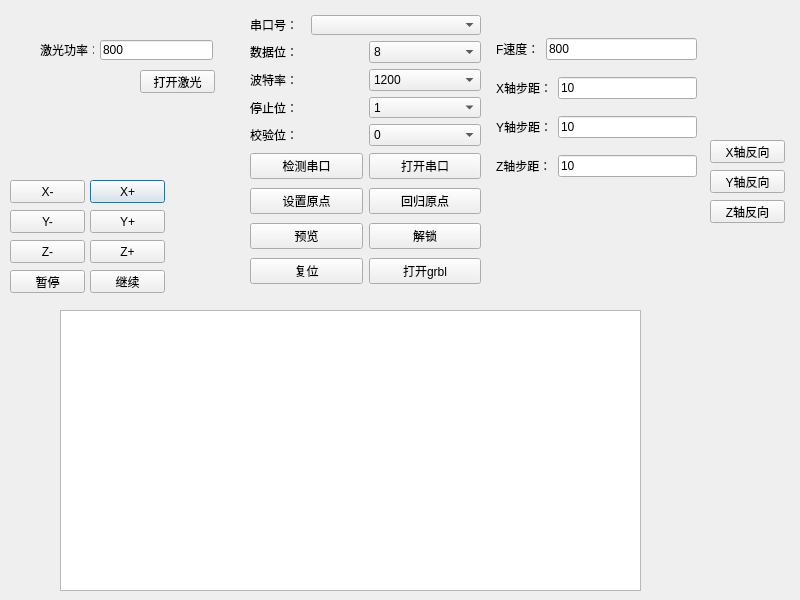
The window that LaserControl/mainwindow.ui (xiaoPengfile/LaserEngraveTest) describes before a commit, drawn with Qt 5.
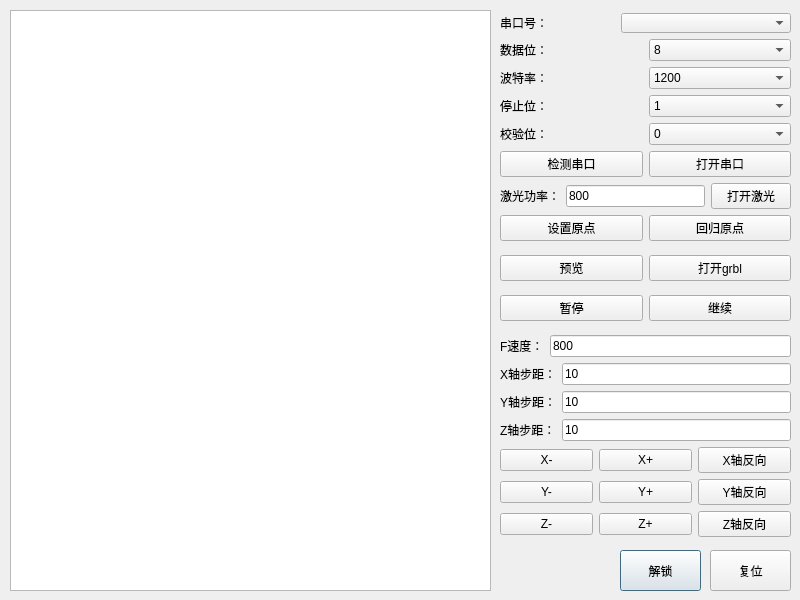
The same window after the commit.

Commit message: 第三次提交: 内容优化界面，准备grbl设置的更改

```diff
--- a/LaserControl/mainwindow.ui
+++ b/LaserControl/mainwindow.ui
@@ -13,41 +13,55 @@
   <property name="windowTitle">
    <string>MainWindow</string>
   </property>
-  <widget class="QPushButton" name="xRightMoveBtn">
-   <property name="geometry">
-    <rect>
-     <x>90</x>
-     <y>180</y>
-     <width>75</width>
-     <height>23</height>
-    </rect>
-   </property>
-   <property name="text">
-    <string>X+</string>
-   </property>
-  </widget>
-  <widget class="QPushButton" name="xLeftMoveBtn">
+  <widget class="QTextEdit" name="viewTextEdit">
    <property name="geometry">
     <rect>
      <x>10</x>
-     <y>180</y>
-     <width>75</width>
-     <height>23</height>
+     <y>10</y>
+     <width>481</width>
+     <height>581</height>
     </rect>
    </property>
+  </widget>
+  <widget class="QPushButton" name="unlockBtn">
+   <property name="geometry">
+    <rect>
+     <x>620</x>
+     <y>550</y>
+     <width>81</width>
+     <height>41</height>
+    </rect>
+   </property>
    <property name="text">
-    <string>X-</string>
+    <string>解锁</string>
    </property>
   </widget>
-  <widget class="QWidget" name="layoutWidget">
+  <widget class="QPushButton" name="restorationBtn">
    <property name="geometry">
     <rect>
-     <x>250</x>
-     <y>15</y>
-     <width>231</width>
-     <height>131</height>
+     <x>710</x>
+     <y>550</y>
+     <width>81</width>
+     <height>41</height>
     </rect>
    </property>
+   <property name="text">
+    <string>复位</string>
+   </property>
+  </widget>
+  <widget class="QWidget" name="">
+   <property name="geometry">
+    <rect>
+     <x>500</x>
+     <y>5</y>
+     <width>291</width>
+     <height>541</height>
+    </rect>
+   </property>
+   <layout class="QVBoxLayout" name="verticalLayout_6">
+    <item>
+     <layout class="QVBoxLayout" name="verticalLayout_5">
+      <item>
    <layout class="QVBoxLayout" name="verticalLayout">
     <item>
      <layout class="QHBoxLayout" name="horizontalLayout_3">
@@ -187,75 +201,110 @@
       </item>
      </layout>
     </item>
-   </layout>
-  </widget>
-  <widget class="QTextEdit" name="viewTextEdit">
-   <property name="geometry">
-    <rect>
-     <x>60</x>
-     <y>310</y>
-     <width>581</width>
-     <height>281</height>
-    </rect>
-   </property>
-  </widget>
-  <widget class="QPushButton" name="zReverseBtn">
-   <property name="geometry">
-    <rect>
-     <x>710</x>
-     <y>200</y>
-     <width>75</width>
-     <height>23</height>
-    </rect>
-   </property>
+        <item>
+         <layout class="QHBoxLayout" name="horizontalLayout_13">
+          <item>
+           <widget class="QPushButton" name="searchSerialBtn">
+            <property name="text">
+             <string>检测串口</string>
+            </property>
+           </widget>
+          </item>
+          <item>
+           <widget class="QPushButton" name="openSerialBtn">
+            <property name="text">
+             <string>打开串口</string>
+            </property>
+           </widget>
+          </item>
+         </layout>
+        </item>
+       </layout>
+      </item>
+      <item>
+       <layout class="QHBoxLayout" name="horizontalLayout_14">
+        <item>
+         <widget class="QLabel" name="label_10">
+          <property name="text">
+           <string>激光功率：</string>
+          </property>
+         </widget>
+        </item>
+        <item>
+         <widget class="QLineEdit" name="openLaserLineEdit">
    <property name="text">
-    <string>Z轴反向</string>
-   </property>
-   <property name="checkable">
-    <bool>true</bool>
-   </property>
-  </widget>
-  <widget class="QPushButton" name="xReverseBtn">
-   <property name="geometry">
-    <rect>
-     <x>710</x>
-     <y>140</y>
-     <width>75</width>
-     <height>23</height>
-    </rect>
-   </property>
+           <string>800</string>
+          </property>
+         </widget>
+        </item>
+        <item>
+         <widget class="QPushButton" name="openLaserBtn">
+          <property name="text">
+           <string>打开激光</string>
+          </property>
+         </widget>
+        </item>
+       </layout>
+      </item>
+      <item>
+       <layout class="QHBoxLayout" name="horizontalLayout_15">
+        <item>
+         <widget class="QPushButton" name="setTheOriginBtn">
+          <property name="text">
+           <string>设置原点</string>
+          </property>
+         </widget>
+        </item>
+        <item>
+         <widget class="QPushButton" name="RegressionOriginBtn">
    <property name="text">
-    <string>X轴反向</string>
-   </property>
-   <property name="checkable">
-    <bool>true</bool>
-   </property>
-  </widget>
-  <widget class="QPushButton" name="yReverseBtn">
-   <property name="geometry">
-    <rect>
-     <x>710</x>
-     <y>170</y>
-     <width>75</width>
-     <height>23</height>
-    </rect>
-   </property>
+           <string>回归原点</string>
+          </property>
+         </widget>
+        </item>
+       </layout>
+      </item>
+     </layout>
+    </item>
+    <item>
+     <layout class="QHBoxLayout" name="horizontalLayout_17">
+      <item>
+       <widget class="QPushButton" name="previewBtn">
+        <property name="text">
+         <string>预览</string>
+        </property>
+       </widget>
+      </item>
+      <item>
+       <widget class="QPushButton" name="openGrblBtn">
+        <property name="text">
+         <string>打开grbl</string>
+        </property>
+       </widget>
+      </item>
+     </layout>
+    </item>
+    <item>
+     <layout class="QHBoxLayout" name="horizontalLayout_16">
+      <item>
+       <widget class="QPushButton" name="pauseBtn">
    <property name="text">
-    <string>Y轴反向</string>
-   </property>
-   <property name="checkable">
-    <bool>true</bool>
-   </property>
-  </widget>
-  <widget class="QWidget" name="layoutWidget">
-   <property name="geometry">
-    <rect>
-     <x>496</x>
-     <y>27</y>
-     <width>201</width>
-     <height>161</height>
-    </rect>
-   </property>
+         <string>暂停</string>
+        </property>
+       </widget>
+      </item>
+      <item>
+       <widget class="QPushButton" name="continueBtn">
+        <property name="text">
+         <string>继续</string>
+        </property>
+       </widget>
+      </item>
+     </layout>
+    </item>
+    <item>
+     <layout class="QVBoxLayout" name="verticalLayout_4">
+      <item>
    <layout class="QVBoxLayout" name="verticalLayout_2">
     <item>
      <layout class="QHBoxLayout" name="horizontalLayout_9">
@@ -330,189 +379,96 @@
      </layout>
     </item>
    </layout>
-  </widget>
+      </item>
+      <item>
+       <layout class="QVBoxLayout" name="verticalLayout_3">
+        <item>
+         <layout class="QHBoxLayout" name="horizontalLayout_10">
+          <item>
+           <widget class="QPushButton" name="xLeftMoveBtn">
+            <property name="text">
+             <string>X-</string>
+            </property>
+           </widget>
+          </item>
+          <item>
+           <widget class="QPushButton" name="xRightMoveBtn">
+            <property name="text">
+             <string>X+</string>
+            </property>
+           </widget>
+          </item>
+          <item>
+           <widget class="QPushButton" name="xReverseBtn">
+            <property name="text">
+             <string>X轴反向</string>
+            </property>
+            <property name="checkable">
+             <bool>true</bool>
+            </property>
+           </widget>
+          </item>
+         </layout>
+        </item>
+        <item>
+         <layout class="QHBoxLayout" name="horizontalLayout_11">
+          <item>
   <widget class="QPushButton" name="yLeftMoveBtn">
-   <property name="geometry">
-    <rect>
-     <x>10</x>
-     <y>210</y>
-     <width>75</width>
-     <height>23</height>
-    </rect>
-   </property>
    <property name="text">
     <string>Y-</string>
    </property>
   </widget>
+          </item>
+          <item>
   <widget class="QPushButton" name="yRightMoveBtn">
-   <property name="geometry">
-    <rect>
-     <x>90</x>
-     <y>210</y>
-     <width>75</width>
-     <height>23</height>
-    </rect>
-   </property>
    <property name="text">
     <string>Y+</string>
    </property>
   </widget>
+          </item>
+          <item>
+           <widget class="QPushButton" name="yReverseBtn">
+            <property name="text">
+             <string>Y轴反向</string>
+            </property>
+            <property name="checkable">
+             <bool>true</bool>
+            </property>
+           </widget>
+          </item>
+         </layout>
+        </item>
+        <item>
+         <layout class="QHBoxLayout" name="horizontalLayout_12">
+          <item>
   <widget class="QPushButton" name="zLeftMoveBtn">
-   <property name="geometry">
-    <rect>
-     <x>10</x>
-     <y>240</y>
-     <width>75</width>
-     <height>23</height>
-    </rect>
-   </property>
    <property name="text">
     <string>Z-</string>
    </property>
   </widget>
+          </item>
+          <item>
   <widget class="QPushButton" name="zRightMoveBtn">
-   <property name="geometry">
-    <rect>
-     <x>90</x>
-     <y>240</y>
-     <width>75</width>
-     <height>23</height>
-    </rect>
-   </property>
    <property name="text">
     <string>Z+</string>
    </property>
   </widget>
-  <widget class="QLineEdit" name="openLaserLineEdit">
-   <property name="geometry">
-    <rect>
-     <x>100</x>
-     <y>40</y>
-     <width>113</width>
-     <height>20</height>
-    </rect>
-   </property>
-   <property name="text">
-    <string>800</string>
-   </property>
-  </widget>
-  <widget class="QLabel" name="label_10">
-   <property name="geometry">
-    <rect>
-     <x>40</x>
-     <y>40</y>
-     <width>54</width>
-     <height>20</height>
-    </rect>
-   </property>
-   <property name="text">
-    <string>激光功率：</string>
-   </property>
-  </widget>
-  <widget class="QPushButton" name="openLaserBtn">
-   <property name="geometry">
-    <rect>
-     <x>140</x>
-     <y>70</y>
-     <width>75</width>
-     <height>23</height>
-    </rect>
-   </property>
-   <property name="text">
-    <string>打开激光</string>
-   </property>
-  </widget>
-  <widget class="QPushButton" name="pauseBtn">
-   <property name="geometry">
-    <rect>
-     <x>10</x>
-     <y>270</y>
-     <width>75</width>
-     <height>23</height>
-    </rect>
-   </property>
-   <property name="text">
-    <string>暂停</string>
-   </property>
-  </widget>
-  <widget class="QPushButton" name="continueBtn">
-   <property name="geometry">
-    <rect>
-     <x>90</x>
-     <y>270</y>
-     <width>75</width>
-     <height>23</height>
-    </rect>
-   </property>
-   <property name="text">
-    <string>继续</string>
-   </property>
-  </widget>
-  <widget class="QWidget" name="layoutWidget">
-   <property name="geometry">
-    <rect>
-     <x>250</x>
-     <y>150</y>
-     <width>231</width>
-     <height>141</height>
-    </rect>
-   </property>
-   <layout class="QGridLayout" name="gridLayout">
-    <item row="2" column="1">
-     <widget class="QPushButton" name="unlockBtn">
-      <property name="text">
-       <string>解锁</string>
-      </property>
-     </widget>
-    </item>
-    <item row="3" column="1">
-     <widget class="QPushButton" name="openGrbl">
+          </item>
+          <item>
+           <widget class="QPushButton" name="zReverseBtn">
       <property name="text">
-       <string>打开grbl</string>
-      </property>
-     </widget>
-    </item>
-    <item row="1" column="1">
-     <widget class="QPushButton" name="RegressionOriginBtn">
-      <property name="text">
-       <string>回归原点</string>
+             <string>Z轴反向</string>
+            </property>
+            <property name="checkable">
+             <bool>true</bool>
       </property>
      </widget>
     </item>
-    <item row="3" column="0">
-     <widget class="QPushButton" name="restorationBtn">
-      <property name="text">
-       <string>复位</string>
-      </property>
-     </widget>
-    </item>
-    <item row="0" column="0">
-     <widget class="QPushButton" name="searchSerialBtn">
-      <property name="text">
-       <string>检测串口</string>
-      </property>
-     </widget>
-    </item>
-    <item row="0" column="1">
-     <widget class="QPushButton" name="openSerialBtn">
-      <property name="text">
-       <string>打开串口</string>
-      </property>
-     </widget>
-    </item>
-    <item row="2" column="0">
-     <widget class="QPushButton" name="previewBtn">
-      <property name="text">
-       <string>预览</string>
-      </property>
-     </widget>
-    </item>
-    <item row="1" column="0">
-     <widget class="QPushButton" name="setTheOriginBtn">
-      <property name="text">
-       <string>设置原点</string>
-      </property>
-     </widget>
+         </layout>
+        </item>
+       </layout>
+      </item>
+     </layout>
     </item>
    </layout>
   </widget>
```
Lines whose indentation alone changed are shown as unchanged. The commit also changes 3 other files.
